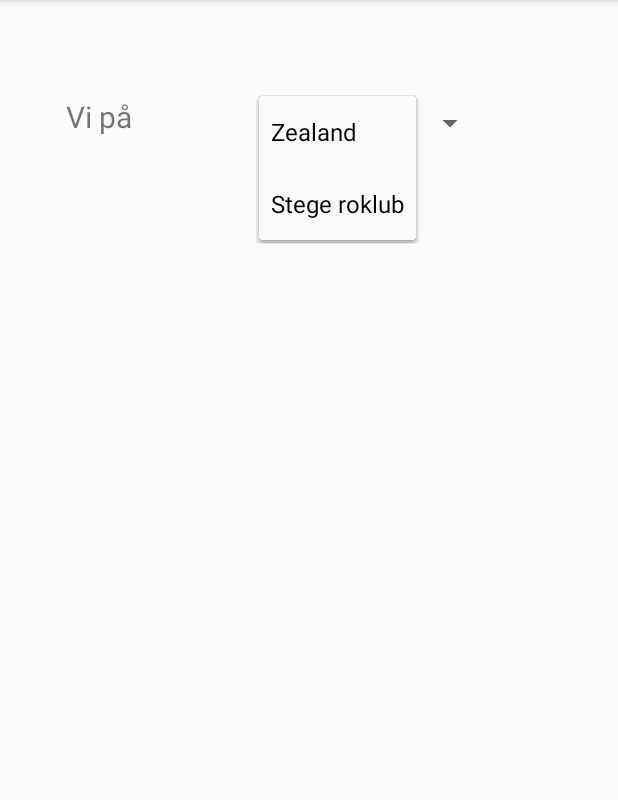
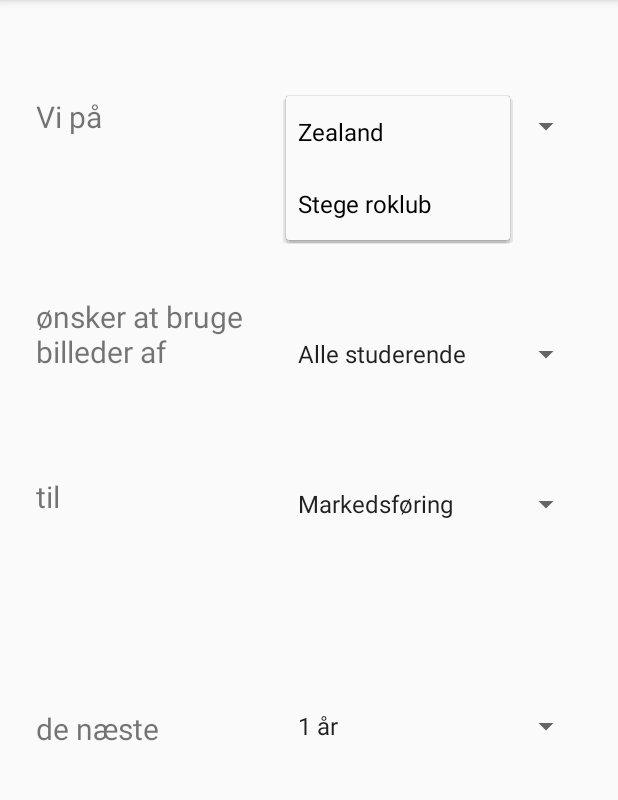
Before and after one commit to pete8550/ConsentCoin, an Android app: the Anmodning screen opened directly, with no data from a screen before it, after a tap on "Zealand", on a phone screen of 412 x 824 dp, the part 84-884 px from its top. Run offline under Robolectric (Android 15) with nearby library versions, the phone set to English and light mode, and no system bars.

Commit message:
activities XML

```diff
--- a/app/src/main/java/dk/hrpclausen/consentcoin/Anmodning.java
+++ b/app/src/main/java/dk/hrpclausen/consentcoin/Anmodning.java
@@ -33,6 +33,9 @@ public class Anmodning extends AppCompatActivity
         toggle.syncState();
         navigationView.setNavigationItemSelectedListener(this);
 
+        toolbar.setTitleTextAppearance(this, R.style.TitleTextApperance);
+        getSupportActionBar().setTitle("Consentcoin");
+
         Spinner spinner2 = (Spinner)
                 findViewById(R.id.virksomhed_spinner);
 // Create an ArrayAdapter using the string array and a default spinner layout
@@ -42,8 +45,38 @@ public class Anmodning extends AppCompatActivity
         adapter2.setDropDownViewResource(android.R.layout.simple_spinner_dropdown_item);
 // Apply the adapter to the spinner
         spinner2.setAdapter(adapter2);
-        toolbar.setTitleTextAppearance(this, R.style.TitleTextApperance);
-        getSupportActionBar().setTitle("Consentcoin");
+
+        Spinner spinner5 = (Spinner)
+                findViewById(R.id.personer_spinner);
+// Create an ArrayAdapter using the string array and a default spinner layout
+        ArrayAdapter<CharSequence> adapter5 = ArrayAdapter.createFromResource(this,
+                R.array.personer_array, android.R.layout.simple_spinner_item);
+// Specify the layout to use when the list of choices appears
+        adapter5.setDropDownViewResource(android.R.layout.simple_spinner_dropdown_item);
+// Apply the adapter to the spinner
+        spinner5.setAdapter(adapter5);
+
+        Spinner spinner6 = (Spinner)
+                findViewById(R.id.formaal_spinner);
+// Create an ArrayAdapter using the string array and a default spinner layout
+        ArrayAdapter<CharSequence> adapter6 = ArrayAdapter.createFromResource(this,
+                R.array.formaal_array, android.R.layout.simple_spinner_item);
+// Specify the layout to use when the list of choices appears
+        adapter6.setDropDownViewResource(android.R.layout.simple_spinner_dropdown_item);
+// Apply the adapter to the spinner
+        spinner6.setAdapter(adapter6);
+
+        Spinner spinner7 = (Spinner)
+                findViewById(R.id.varighed_spinner);
+// Create an ArrayAdapter using the string array and a default spinner layout
+        ArrayAdapter<CharSequence> adapter7 = ArrayAdapter.createFromResource(this,
+                R.array.varighed_array, android.R.layout.simple_spinner_item);
+// Specify the layout to use when the list of choices appears
+        adapter7.setDropDownViewResource(android.R.layout.simple_spinner_dropdown_item);
+// Apply the adapter to the spinner
+        spinner7.setAdapter(adapter7);
+
+
     }
 
     @Override
--- a/app/src/main/res/layout/content_anmodning.xml
+++ b/app/src/main/res/layout/content_anmodning.xml
@@ -13,8 +13,8 @@
         android:id="@+id/textView4"
         android:layout_width="wrap_content"
         android:layout_height="wrap_content"
-            android:layout_marginStart="44dp"
-            android:layout_marginLeft="44dp"
+        android:layout_marginStart="24dp"
+        android:layout_marginLeft="24dp"
         android:layout_marginTop="64dp"
         android:layout_weight="1"
         android:text="Vi på "
@@ -23,14 +23,82 @@
         app:layout_constraintTop_toTopOf="parent" />
 
     <Spinner
-            android:layout_width="151dp"
         android:id="@+id/virksomhed_spinner"
-            android:layout_height="36dp"
-            android:layout_marginStart="80dp"
-            android:layout_marginLeft="80dp"
+        android:layout_width="197dp"
+        android:layout_height="40dp"
         android:layout_marginTop="64dp"
+        android:layout_marginEnd="24dp"
+        android:layout_marginRight="24dp"
         android:layout_weight="1"
-            app:layout_constraintStart_toEndOf="@+id/textView4"
+        app:layout_constraintEnd_toEndOf="parent"
+        app:layout_constraintTop_toTopOf="parent" />
+
+    <TextView
+        android:id="@+id/textView7"
+        android:layout_width="145dp"
+        android:layout_height="52dp"
+        android:layout_marginStart="24dp"
+        android:layout_marginLeft="24dp"
+        android:layout_marginTop="197dp"
+        android:layout_marginBottom="49dp"
+        android:text="ønsker at bruge billeder af"
+        android:textSize="20dp"
+        app:layout_constraintBottom_toTopOf="@+id/textView8"
+        app:layout_constraintStart_toStartOf="parent"
+        app:layout_constraintTop_toTopOf="parent" />
+
+    <Spinner
+        android:id="@+id/personer_spinner"
+        android:layout_width="197dp"
+        android:layout_height="40dp"
+        android:layout_marginTop="216dp"
+        android:layout_marginEnd="24dp"
+        android:layout_marginRight="24dp"
+        app:layout_constraintEnd_toEndOf="parent"
+        app:layout_constraintTop_toTopOf="parent" />
+
+    <TextView
+        android:id="@+id/textView8"
+        android:layout_width="53dp"
+        android:layout_height="51dp"
+        android:layout_marginStart="24dp"
+        android:layout_marginLeft="24dp"
+        android:layout_marginTop="68dp"
+        android:text="til"
+        android:textSize="20dp"
+        app:layout_constraintStart_toStartOf="parent"
+        app:layout_constraintTop_toBottomOf="@+id/textView7" />
+
+    <Spinner
+        android:id="@+id/formaal_spinner"
+        android:layout_width="197dp"
+        android:layout_height="40dp"
+        android:layout_marginTop="316dp"
+        android:layout_marginEnd="24dp"
+        android:layout_marginRight="24dp"
+        app:layout_constraintEnd_toEndOf="parent"
+        app:layout_constraintTop_toTopOf="parent" />
+
+    <TextView
+        android:id="@+id/textView9"
+        android:layout_width="wrap_content"
+        android:layout_height="23dp"
+        android:layout_marginStart="24dp"
+        android:layout_marginLeft="24dp"
+        android:layout_marginTop="472dp"
+        android:text="de næste"
+        android:textSize="20dp"
+        app:layout_constraintStart_toStartOf="parent"
+        app:layout_constraintTop_toTopOf="parent" />
+
+    <Spinner
+        android:id="@+id/varighed_spinner"
+        android:layout_width="197dp"
+        android:layout_height="40dp"
+        android:layout_marginTop="464dp"
+        android:layout_marginEnd="24dp"
+        android:layout_marginRight="24dp"
+        app:layout_constraintEnd_toEndOf="parent"
         app:layout_constraintTop_toTopOf="parent" />
 
 
--- /dev/null
+++ b/app/src/main/res/values/arrays.xml
@@ -0,0 +1,37 @@
+<?xml version="1.0" encoding="utf-8"?>
+<resources>
+    <string-array name="brugernavn_array">
+        <item>Andras</item>
+        <item>Emil</item>
+        <item>Mads</item>
+        <item>Martin</item>
+        <item>Peter</item>
+    </string-array>
+
+
+    <string-array name="virksomhed_array">
+        <item>Zealand</item>
+        <item>Stege roklub</item>
+    </string-array>
+
+    <string-array name="formaal_array">
+        <item>Markedsføring</item>
+        <item>Internt</item>
+        <item>Hjemmeside</item>
+        <item>Nyhedsbrev</item>
+    </string-array>
+
+    <string-array name="varighed_array">
+        <item>1 år</item>
+        <item>2 år</item>
+        <item>5 år</item>
+        <item>10 år</item>
+    </string-array>
+
+    <string-array name="personer_array">
+        <item>Alle studerende</item>
+        <item>Alle lærere</item>
+        <item>Alle personale</item>
+    </string-array>
+
+</resources>
```
Also changed, not shown: app/src/main/AndroidManifest.xml (+6 -4 lines), app/src/main/java/dk/hrpclausen/consentcoin/GivTilladelse.java (+20 -0 lines), app/src/main/res/layout/content_giv_tilladelse.xml (+64 -19 lines), app/src/main/res/values/brugernavn_array.xml (deleted, +0 -16 lines). Lines whose indentation alone changed are shown as unchanged.
